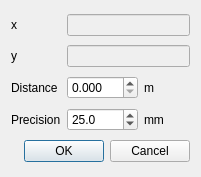
Above: ui_distance.ui from 3nids/intersectit before the change. Below: the same form after it.
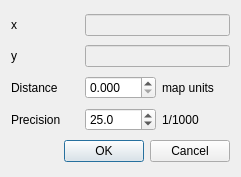
That is the form after the change.

Diff of the .ui file:
```diff
--- a/ui_distance.ui
+++ b/ui_distance.ui
@@ -6,7 +6,7 @@
    <rect>
     <x>0</x>
     <y>0</y>
-    <width>201</width>
+    <width>241</width>
     <height>177</height>
    </rect>
   </property>
@@ -37,7 +37,7 @@
    <item row="2" column="3">
     <widget class="QLabel" name="label_3">
      <property name="text">
-      <string>m</string>
+      <string>map units</string>
      </property>
     </widget>
    </item>
@@ -64,7 +64,7 @@
    <item row="3" column="3">
     <widget class="QLabel" name="label_4">
      <property name="text">
-      <string>mm</string>
+      <string>1/1000</string>
      </property>
     </widget>
    </item>
```
